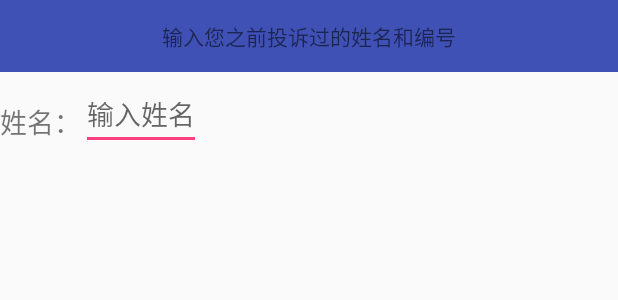
After one commit to ZmjDns/testsocket, an Android app: the layout dialog_ask_cptid.xml on its own in the app's theme, with its tools: preview values and no code run, on a phone screen of 412 x 824 dp. The commit adds this screen. Shown: the top 300 px of the screen. Run offline under Robolectric (Android 15) with nearby library versions, the phone set to English and light mode, and no system bars.

Commit message:
自定义窗口

```diff
--- a/app/build.gradle
+++ b/app/build.gradle
@@ -62,6 +62,8 @@ dependencies {
     implementation 'com.squareup.picasso:picasso:2.71828'
     //glide图片处理
     implementation 'com.github.bumptech.glide:glide:3.7.0'
+
+    implementation 'com.jude:rollviewpager:1.4.6'
 }
 
 apply plugin: 'kotlin-android'
--- /dev/null
+++ b/app/src/main/res/layout/dialog_ask_cptid.xml
@@ -0,0 +1,35 @@
+<?xml version="1.0" encoding="utf-8"?>
+<LinearLayout
+    xmlns:android="http://schemas.android.com/apk/res/android"
+    android:orientation="vertical"
+    android:layout_width="match_parent"
+    android:layout_height="match_parent">
+
+    <TextView
+        android:layout_width="match_parent"
+        android:layout_height="48dp"
+        android:layout_gravity="center"
+        android:gravity="center"
+        android:text="输入您之前投诉过的姓名和编号"
+        android:background="@color/colorPrimary"/>
+
+    <LinearLayout
+        android:layout_width="match_parent"
+        android:layout_height="wrap_content"
+        android:layout_marginTop="10dp"
+        android:orientation="horizontal">
+
+        <TextView
+            android:layout_width="wrap_content"
+            android:layout_height="42dp"
+            android:text="姓名："
+            android:textSize="18sp"/>
+
+        <EditText
+            android:layout_width="wrap_content"
+            android:layout_height="match_parent"
+            android:hint="输入姓名"/>
+    </LinearLayout>
+
+
+</LinearLayout>
```
Also changed, not shown: app/src/main/java/com/zmj/mvp/testsocket/widget/AskCptidDialog.java (added, +16 -0 lines), app/src/main/java/com/zmj/mvp/testsocket/widget/BaseDialog.java (added, +24 -0 lines), app/src/main/java/com/zmj/mvp/testsocket/widget/ChooseDialog.java (+36 -42 lines).
